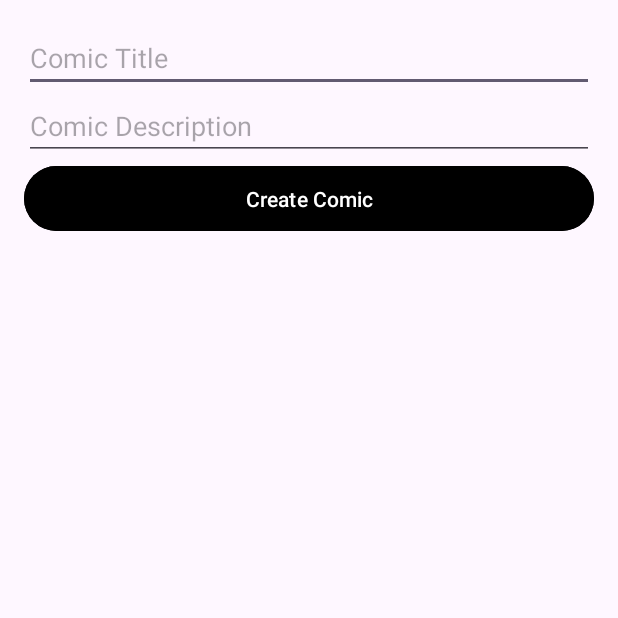
After one commit to AlexHak300gg/ProgectTechnostrelka, an Android app: the CreateNewComicActivity screen opened directly, with no data from a screen before it, on a phone screen of 412 x 824 dp, the top half of it. The commit adds this screen. Run offline under Robolectric (Android 15) with nearby library versions, the phone set to English and light mode, and no system bars.

Commit message:
code: Create a comic selection menu and create a new comic - COMPLETE

```diff
--- a/app/build.gradle.kts
+++ b/app/build.gradle.kts
@@ -39,6 +39,7 @@ dependencies {
 
     implementation("androidx.room:room-runtime:$room_version")
     ksp("androidx.room:room-compiler:$room_version")
+    implementation("com.squareup.picasso:picasso:2.71828")
     annotationProcessor("androidx.room:room-compiler:$room_version")
     implementation("androidx.room:room-ktx:$room_version")
     implementation("androidx.room:room-rxjava2:$room_version")
--- a/app/src/main/AndroidManifest.xml
+++ b/app/src/main/AndroidManifest.xml
@@ -12,6 +12,12 @@
         android:supportsRtl="true"
         android:theme="@style/Theme.TechnoStrelka"
         tools:targetApi="31">
+        <activity
+            android:name=".Class.CreateNewComicActivity"
+            android:exported="false" />
+        <activity
+            android:name=".Class.ComicsMenuActivity"
+            android:exported="false" />
         <activity
             android:name=".Class.ProfileActivity"
             android:exported="false" />
--- /dev/null
+++ b/app/src/main/java/com/example/technostrelka/Class/CreateNewComicActivity.java
@@ -0,0 +1,37 @@
+package com.example.technostrelka.Class;
+
+import android.os.Bundle;
+import android.widget.Button;
+import android.widget.EditText;
+import android.widget.Toast;
+
+import androidx.appcompat.app.AppCompatActivity;
+
+import com.example.technostrelka.R;
+
+public class CreateNewComicActivity extends AppCompatActivity {
+
+    private EditText comicTitleEditText;
+    private EditText comicDescriptionEditText;
+    private Button createComicButton;
+
+    @Override
+    protected void onCreate(Bundle savedInstanceState) {
+        super.onCreate(savedInstanceState);
+        setContentView(R.layout.activity_create_new_comic);
+
+        // Initialize views
+        comicTitleEditText = findViewById(R.id.comicTitleEditText);
+        comicDescriptionEditText = findViewById(R.id.comicDescriptionEditText);
+        createComicButton = findViewById(R.id.createComicButton);
+
+        // Create comic button click listener
+        createComicButton.setOnClickListener(v -> {
+            String comicTitle = comicTitleEditText.getText().toString();
+            String comicDescription = comicDescriptionEditText.getText().toString();
+            // Add logic to create the comic
+            Toast.makeText(CreateNewComicActivity.this, "Comic created: " + comicTitle, Toast.LENGTH_SHORT).show();
+            finish(); // Close the CreateNewComicActivity
+        });
+    }
+}
--- /dev/null
+++ b/app/src/main/res/layout/activity_create_new_comic.xml
@@ -0,0 +1,33 @@
+<LinearLayout xmlns:android="http://schemas.android.com/apk/res/android"
+    android:layout_width="match_parent"
+    android:layout_height="match_parent"
+    android:orientation="vertical"
+    android:padding="16dp">
+
+    <!-- Comic Title -->
+    <EditText
+        android:id="@+id/comicTitleEditText"
+        android:layout_width="match_parent"
+        android:layout_height="wrap_content"
+        android:hint="Comic Title"
+        android:inputType="text" />
+
+    <!-- Comic Description -->
+    <EditText
+        android:id="@+id/comicDescriptionEditText"
+        android:layout_width="match_parent"
+        android:layout_height="wrap_content"
+        android:hint="Comic Description"
+        android:inputType="textMultiLine" />
+
+    <!-- Create Comic Button -->
+    <Button
+        android:id="@+id/createComicButton"
+        android:layout_width="match_parent"
+        android:layout_height="wrap_content"
+        android:text="Create Comic"
+        android:backgroundTint="@color/black"
+        android:textColor="@android:color/white"
+        android:padding="12dp" />
+
+</LinearLayout>
--- a/app/src/main/res/layout/activity_profile.xml
+++ b/app/src/main/res/layout/activity_profile.xml
@@ -41,10 +41,10 @@
         android:layout_marginBottom="16dp" />
 
     <Button
-        android:id="@+id/button"
+        android:id="@+id/goToMenyComicSelection"
         android:layout_width="wrap_content"
         android:layout_height="wrap_content"
-        android:text="Drow" />
+        android:text="Go to comic selection" />
 
     <Button
         android:id="@+id/logoutButton"
```
Also changed, not shown: app/src/main/java/com/example/technostrelka/Class/ComicsMenuActivity.java (added, +82 -0 lines), app/src/main/java/com/example/technostrelka/Class/ProfileActivity.java (+11 -1 lines), app/src/main/res/layout/activity_comics_menu.xml (added, +77 -0 lines).
